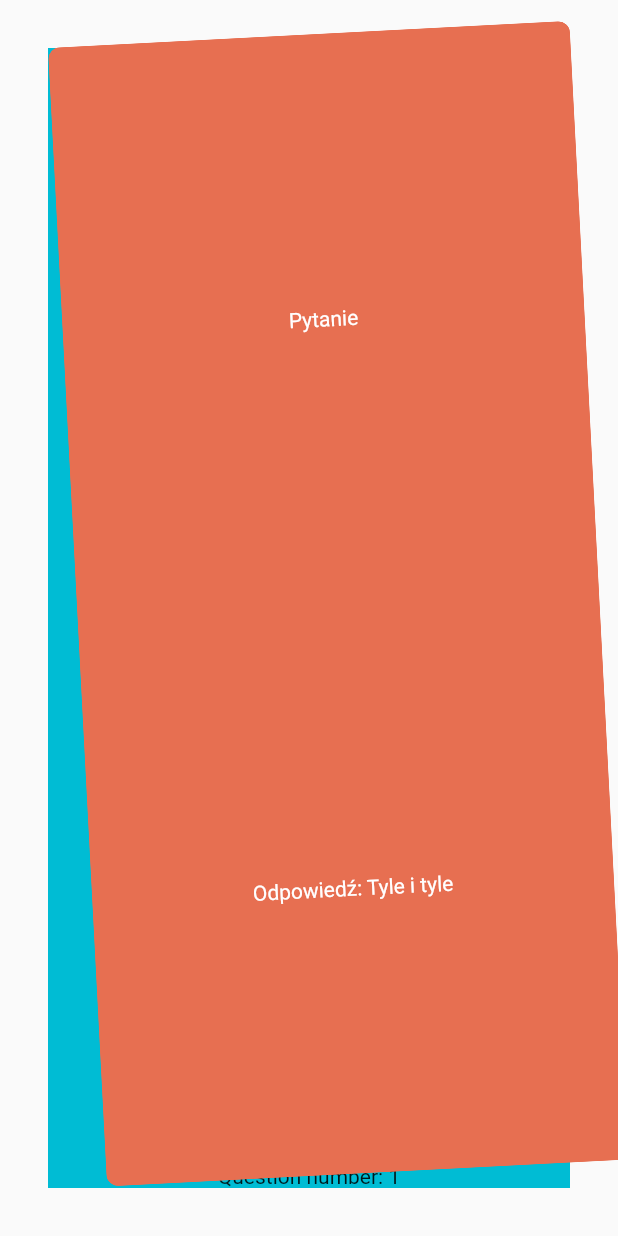
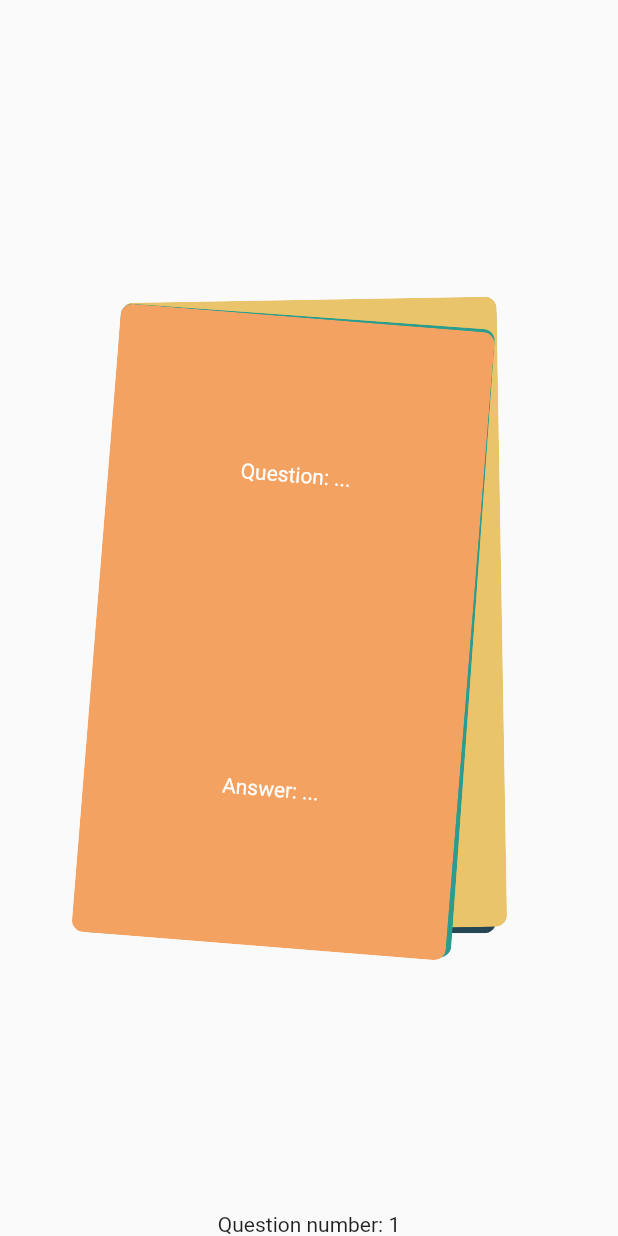
Before and after one commit to Swirastlynn/skitour-planning, a Flutter app: the Phase3Screen screen opened by its route, on a phone screen of 412 x 824 dp. Run offline on Flutter 3.47's test engine with Material 2 defaults, Android fonts, the phone set to English and light mode, and no system bars; our stand-ins replace dio, freezed_annotation, get, logger, pie_chart, tuple.

Commit message:
Every PaperSheet has its controller

```diff
--- a/lib/oneoften/presentation/questions_controller.dart
+++ b/lib/oneoften/presentation/questions_controller.dart
@@ -1,15 +1,54 @@
+import 'dart:math';
+
+import 'package:flutter/material.dart';
 import 'package:get/get.dart';
 import 'package:skitour_planning/oneoften/data/questions_repository.dart';
+import 'package:tuple/tuple.dart';
+
+import '../../theme_colors.dart';
 
 class QuestionsController extends GetxController {
+  static final Random _random = new Random(); // todo DI
+
+  var _params;
+
+  @override
+  void onInit() {
+    super.onInit();
+    _params = [
+      Tuple3<Color, Color, double>(ThemeColors.burntSienna, Colors.white, _nextRotationZ()),
+      Tuple3<Color, Color, double>(ThemeColors.charcoal, Colors.white, _nextRotationZ()),
+      Tuple3<Color, Color, double>(ThemeColors.orangeYellowCrayola, Colors.black, _nextRotationZ()),
+      Tuple3<Color, Color, double>(ThemeColors.persianGreen, Colors.black, _nextRotationZ()),
+      Tuple3<Color, Color, double>(ThemeColors.sandyBrown, Colors.white, _nextRotationZ()),
+    ];
+  }
+
+  /// returns value in radians
+  double _nextRotationZ() {
+    return _random.nextDouble() / 10 * ((_random.nextBool()) ? 1 : -1);
+  }
+
+  Color assignedBackgroundColor(int questionNumber) {
+    return _params[questionNumber % _params.length].item1;
+  }
+
+  Color assignedTextColor(int questionNumber) {
+    return _params[questionNumber % _params.length].item2;
+  }
+
+  double assignedRotationZ(int questionNumber) {
+    return _params[questionNumber % _params.length].item3;
+  }
+
   // todo simplify question numbers and stack size
   RxInt _currentQuestionNumber = 1.obs;
-  RxInt _currentQuestionsStackSize = 3.obs;
-  int _maxStackSize = 3;
+  RxInt _currentQuestionsStackSize = 5.obs;
+  int _maxStackSize = 5;
 
   var currentQuestionText =
-      "Pytanie".obs; //QuestionsRepository.phase1[currentQuestionNumber].item1.obs;
-  var currentQuestionAnswer = "Tyle i tyle".obs;
+      "...".obs; //QuestionsRepository.phase1[currentQuestionNumber].item1.obs;
+  var currentQuestionAnswer = "...".obs;
 
   final repository = QuestionsRepository();
 
--- a/lib/oneoften/ui/paper_sheet.dart
+++ b/lib/oneoften/ui/paper_sheet.dart
@@ -1,37 +1,27 @@
-import 'dart:math';
-
 import 'package:flutter/material.dart';
 import 'package:flutter/widgets.dart';
 import 'package:get/get.dart';
 import 'package:skitour_planning/oneoften/presentation/questions_controller.dart';
-import 'package:skitour_planning/theme_colors.dart';
-import 'package:tuple/tuple.dart';
 
+// todo every PaperSheet keeps QuestionsController :( Looks non optimal.
 class PaperSheet extends GetView<QuestionsController> {
   PaperSheet({
+    required this.questionNumber,
     Key? key,
   }) : super(key: key);
 
-  final Random _random = new Random();
-
-  final _colors = [
-    Tuple2(ThemeColors.burntSienna, Colors.white),
-    Tuple2(ThemeColors.charcoal, Colors.white),
-    Tuple2(ThemeColors.orangeYellowCrayola, Colors.black),
-    Tuple2(ThemeColors.persianGreen, Colors.black),
-    Tuple2(ThemeColors.sandyBrown, Colors.white),
-  ];
+  final questionNumber;
 
   @override
   Widget build(BuildContext context) {
-    var chosenColors = nextRandomColorSet();
-
     return Container(
-      transform: Matrix4.rotationZ(nextRotationZ()),
+      transform: Matrix4.rotationZ(controller.assignedRotationZ(questionNumber)),
       child: ClipRRect(
         borderRadius: BorderRadius.all(Radius.circular(8.0)),
         child: Container(
-          color: chosenColors.item1,
+          width: 250,
+          height: 420,
+          color: controller.assignedBackgroundColor(questionNumber),
           child: Column(children: [
             Expanded(
               child: Container(
@@ -40,9 +30,9 @@ class PaperSheet extends GetView<QuestionsController> {
                 child: Obx(
                   () {
                     return Text(
-                      '${controller.currentQuestionText}',
+                      'Question: ${controller.currentQuestionText}',
                       style: TextStyle(
-                        color: chosenColors.item2,
+                        color: controller.assignedTextColor(questionNumber),
                       ),
                     );
                   },
@@ -55,9 +45,9 @@ class PaperSheet extends GetView<QuestionsController> {
                 child: Obx(() {
                   return Center(
                     child: Text(
-                      'Odpowiedź: ${controller.currentQuestionAnswer}',
+                      'Answer: ${controller.currentQuestionAnswer}',
                       style: TextStyle(
-                        color: chosenColors.item2,
+                        color: controller.assignedTextColor(questionNumber),
                       ),
                     ),
                   );
@@ -69,13 +59,4 @@ class PaperSheet extends GetView<QuestionsController> {
       ),
     );
   }
-
-  /// returns value in radians
-  double nextRotationZ() {
-    return _random.nextDouble() / 10 * ((_random.nextBool()) ? 1 : -1);
-  }
-
-  Tuple2 nextRandomColorSet() {
-    return _colors[_random.nextInt(_colors.length)];
-  }
 }
--- a/lib/oneoften/ui/phase_1_screen.dart
+++ b/lib/oneoften/ui/phase_1_screen.dart
@@ -32,7 +32,7 @@ class _Phase1ScreenState extends State<Phase1Screen> {
                 color: Color.fromARGB(255, 255, 50, 0),
                 padding: const EdgeInsets.all(12.0),
                 child: Obx(() {
-                  return Text('Pytanie ${controller.getQuestionNumber}');
+                  return Text('Question ${controller.getQuestionNumber}');
                 }),
               ),
               Expanded(
@@ -49,7 +49,7 @@ class _Phase1ScreenState extends State<Phase1Screen> {
                   color: Color.fromARGB(255, 255, 100, 0),
                   padding: const EdgeInsets.all(12.0),
                   child: Obx(() {
-                    return Text('Odpowiedź: ${controller.currentQuestionAnswer}');
+                    return Text('Answer: ${controller.currentQuestionAnswer}');
                   }),
                 ),
               ),
--- a/lib/oneoften/ui/phase_2_screen.dart
+++ b/lib/oneoften/ui/phase_2_screen.dart
@@ -23,10 +23,12 @@ class _Phase2ScreenState extends State<Phase2Screen> {
           color: Colors.white,
           child: Stack(
             children: [
-              PaperSheet(),
-              PaperSheet(),
-              PaperSheet(),
-              PaperSheet(),
+              // todo questionNumber should depend on a list of questions from controller
+              PaperSheet(questionNumber: 1),
+              PaperSheet(questionNumber: 2),
+              PaperSheet(questionNumber: 3),
+              PaperSheet(questionNumber: 4),
+              PaperSheet(questionNumber: 5),
             ],
           ),
         ),
--- a/lib/oneoften/ui/phase_3_screen.dart
+++ b/lib/oneoften/ui/phase_3_screen.dart
@@ -1,5 +1,7 @@
+import 'package:flutter/cupertino.dart';
 import 'package:flutter/material.dart';
 import 'package:get/get.dart';
+import 'package:skitour_planning/general/logger.dart';
 import 'package:skitour_planning/oneoften/presentation/questions_controller.dart';
 import 'package:skitour_planning/oneoften/ui/paper_sheet.dart';
 
@@ -13,20 +15,17 @@ class Phase3Screen extends StatelessWidget {
     return Scaffold(
       body: SafeArea(
         child: Container(
-          margin: const EdgeInsets.symmetric(horizontal: 32.0, vertical: 32.0),
-          color: Colors.white,
           child: Stack(
             children: [
               DragTarget<int>(
                 builder: (
-                    BuildContext context,
-                    List<dynamic> accepted,
-                    List<dynamic> rejected,
-                    ) {
+                  BuildContext context,
+                  List<dynamic> accepted,
+                  List<dynamic> rejected,
+                ) {
                   return Container(
                     height: double.infinity,
                     width: double.infinity,
-                    color: Colors.cyan,
                     child: Align(
                       alignment: Alignment.bottomCenter,
                       child: Obx(() {
@@ -35,7 +34,7 @@ class Phase3Screen extends StatelessWidget {
                     ),
                   );
                 },
-                onAccept: (int oneCounter) {
+                onAccept: (int draggableData) {
                   debugPrint('draggable onAccept');
                   controller.nextQuestion();
                 },
@@ -49,9 +48,9 @@ class Phase3Screen extends StatelessWidget {
               ),
               Center(
                 child: Obx(
-                      () {
+                  () {
                     return Stack(
-                      children: _getDraggable(controller.getQuestionsStackSize),
+                      children: _getDraggablePaperSheets(controller.getQuestionsStackSize),
                     );
                   },
                 ),
@@ -63,24 +62,20 @@ class Phase3Screen extends StatelessWidget {
     );
   }
 
-  List<Widget> _getDraggable(int currentQuestionsStackSize) {
-    List<Widget> listings = [];
+  List<Widget> _getDraggablePaperSheets(int currentQuestionsStackSize) {
+    List<Widget> sheets = [];
     int i = 0;
-    for (i = 0; i < currentQuestionsStackSize; i++) {
-      listings.add(
-        Draggable<int>(
-          data: 1, // todo what is it for now?
-          // todo PaperSheet data color and rotation has to be kept outside, to be able to use it with childWhenDragging and feedback
-          child: PaperSheet(),
-          feedback: Container(
-            color: Colors.deepOrange,
-            height: 300,
-            width: 300,
-            child: const Icon(Icons.directions_run),
-          ),
+    logger.d("currentQuestionsStackSize = $currentQuestionsStackSize");
+    for (i = 1; i < currentQuestionsStackSize; i++) {
+      sheets.add(
+        Draggable(
+          maxSimultaneousDrags: 1,
+          data: i,
+          child: PaperSheet(questionNumber: i),
+          feedback: PaperSheet(questionNumber: i)
         ),
       );
     }
-    return listings;
+    return sheets;
   }
 }
```
